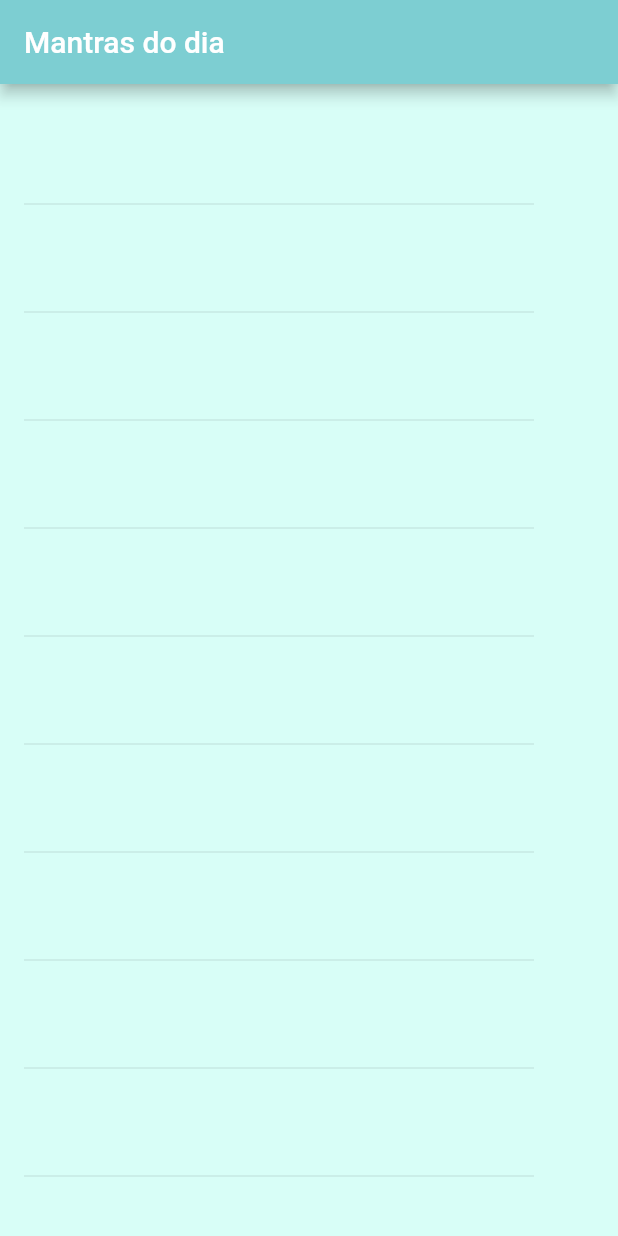
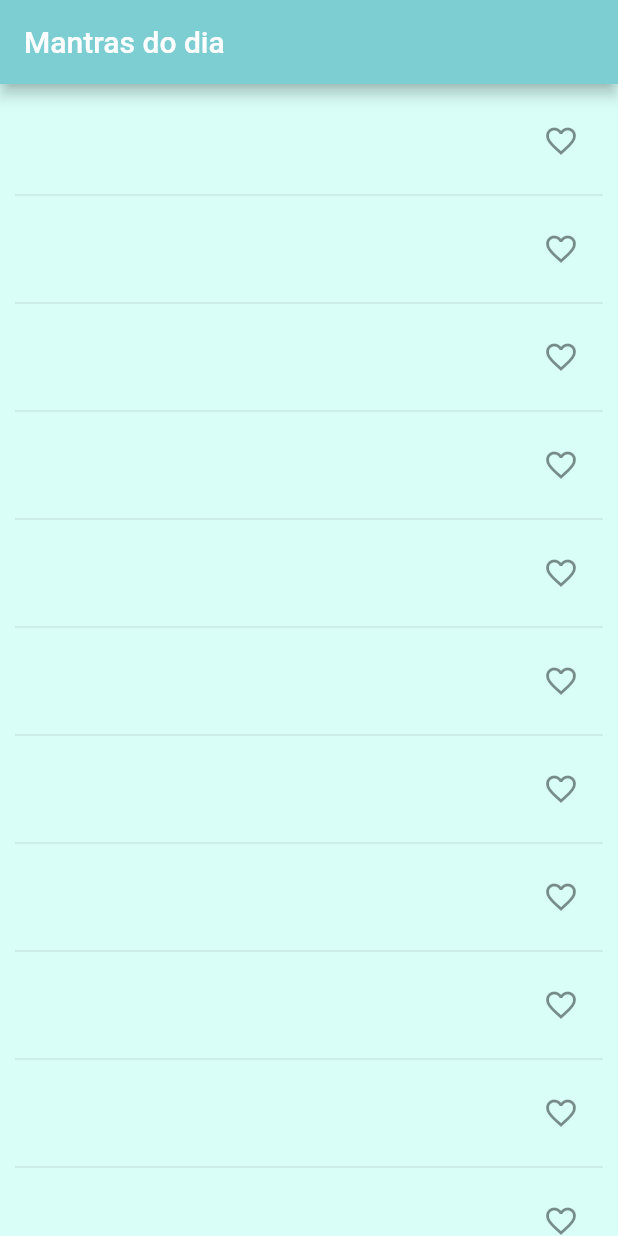
Before and after one commit to baiana/Flutter-Code-Lab, a Flutter app: the screen it shows after launch, on a phone screen of 412 x 824 dp. Run offline on Flutter 3.47's test engine with Material 2 defaults, Android fonts, the phone set to English and light mode, and no system bars; missing offline and left inert: mantras.

Commit message:
feat: add click response to favorite icon

```diff
--- a/first_flutter_app/lib/main.dart
+++ b/first_flutter_app/lib/main.dart
@@ -26,29 +26,21 @@ class MyApp extends StatelessWidget {
 
 class RandomMantraState extends State<RandomMantras> {
   final List<String> _suggestions = <String>[];
+  final Set<String> _saved = Set<String>();
 
   @override
   Widget build(BuildContext context) {
     return _buildSuggestions();
-    //final String mantraRandom = Mantras().getMantra();
-    /*return Text(
-      mantraRandom,
-      style: Theme.of(context).textTheme.body2.merge(
-          TextStyle(color: Color.fromARGB(255, 8, 20, 29), fontSize: 26)),
-      textAlign: TextAlign.center,
-    );*/
   }
 
   Widget _buildSuggestions() {
     return ListView.builder(
-        padding: const EdgeInsets.only(left: 16,top: 16,bottom: 16,right: 56),
+        padding: const EdgeInsets.all(10),
         itemBuilder: (BuildContext _context, int i) {
           if (i.isOdd) {
             return Divider();
           }
-
           final int index = i ~/ 2;
-
           if (index >= _suggestions.length) {
             _suggestions.addAll(RandomMantras().take(10));
           }
@@ -57,6 +49,7 @@ class RandomMantraState extends State<RandomMantras> {
   }
 
   Widget _buildRow(String pair) {
+    final bool alreadySaved = _saved.contains(pair);
     return ListTile(
       title: Text(
         pair,
@@ -64,6 +57,19 @@ class RandomMantraState extends State<RandomMantras> {
             TextStyle(color: Color.fromARGB(255, 8, 20, 29), fontSize: 16)),
         textAlign: TextAlign.start,
       ),
+      trailing: Icon(
+        alreadySaved ? Icons.favorite : Icons.favorite_border,
+        color: alreadySaved ? Colors.pinkAccent : null,
+      ),
+      onTap: () {
+        setState(() {
+          if (alreadySaved) {
+            _saved.remove(pair);
+          } else {
+            _saved.add(pair);
+          }
+        });
+      },
     );
   }
 }
```
